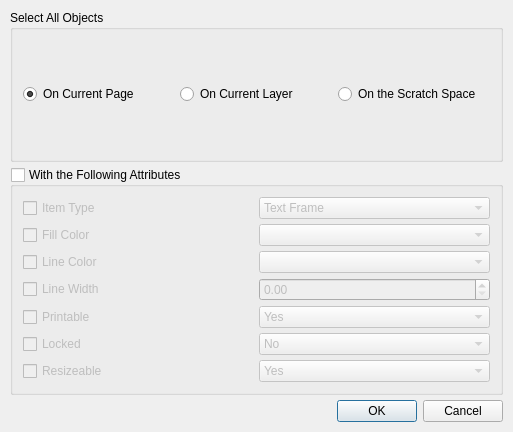
The window that scribus/selectobjects.ui (scribusproject/scribus) describes before a commit, drawn with Qt 5.
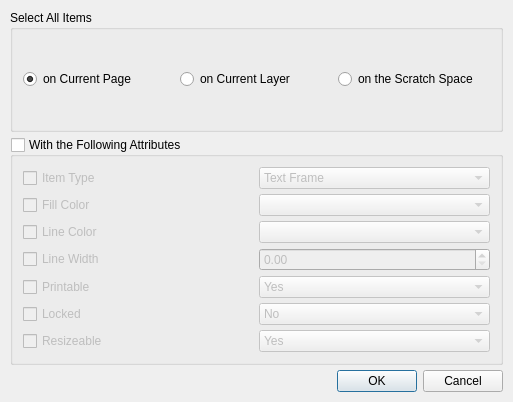
The same window after the commit. Custom widgets are drawn as their Qt base class.

Commit message: Some updated de docs Add Pierre to Authors file Fix doc info image size and menu entry Adjust select all objects/items ui file a little

The edit to the form file:
```diff
--- a/scribus/selectobjects.ui
+++ b/scribus/selectobjects.ui
@@ -6,7 +6,7 @@
     <x>0</x>
     <y>0</y>
     <width>513</width>
-    <height>432</height>
+    <height>402</height>
    </rect>
   </property>
   <property name="sizePolicy" >
@@ -31,7 +31,7 @@
    <item>
     <widget class="QGroupBox" name="rangeGroup" >
      <property name="title" >
-      <string>Select All Objects</string>
+      <string>Select All Items</string>
      </property>
      <layout class="QHBoxLayout" >
       <property name="spacing" >
@@ -46,7 +46,7 @@
          <string>Select all items on the current page</string>
         </property>
         <property name="text" >
-         <string>On Current Page</string>
+         <string>on Current Page</string>
         </property>
         <property name="checked" >
          <bool>true</bool>
@@ -59,7 +59,7 @@
          <string>Select all items on the current layer on all pages</string>
         </property>
         <property name="text" >
-         <string>On Current Layer</string>
+         <string>on Current Layer</string>
         </property>
        </widget>
       </item>
@@ -69,7 +69,7 @@
          <string>Select all items not on a page</string>
         </property>
         <property name="text" >
-         <string>On the Scratch Space</string>
+         <string>on the Scratch Space</string>
         </property>
        </widget>
       </item>
```
Left out of the diff: 2 changed lines with no effect on the pictures. The commit also changes 7 other files.
